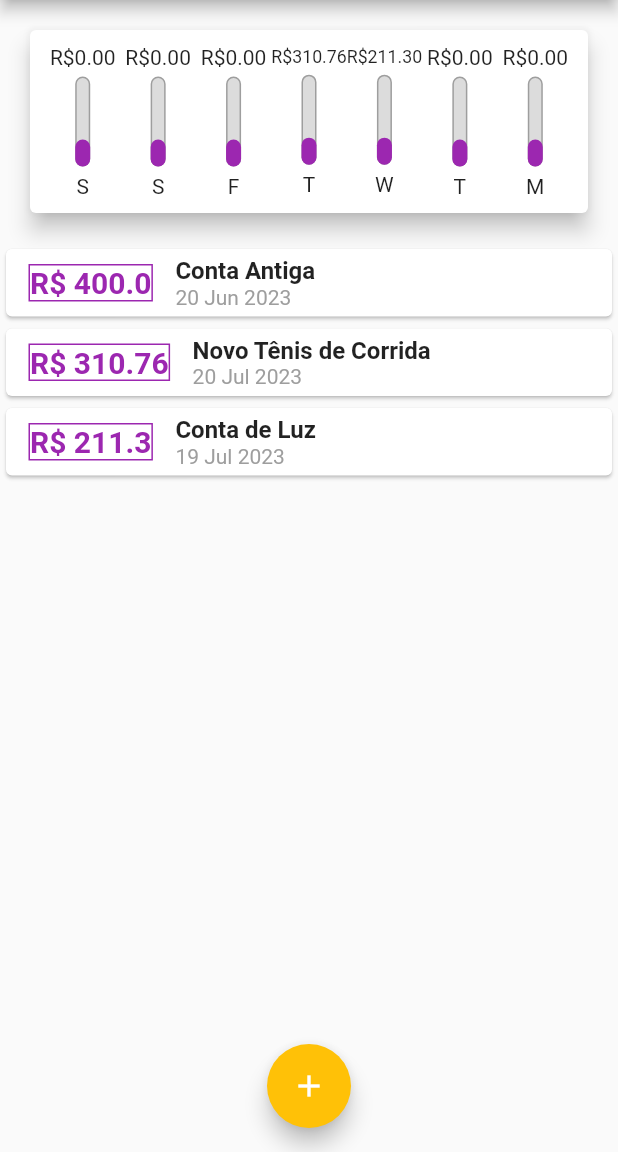
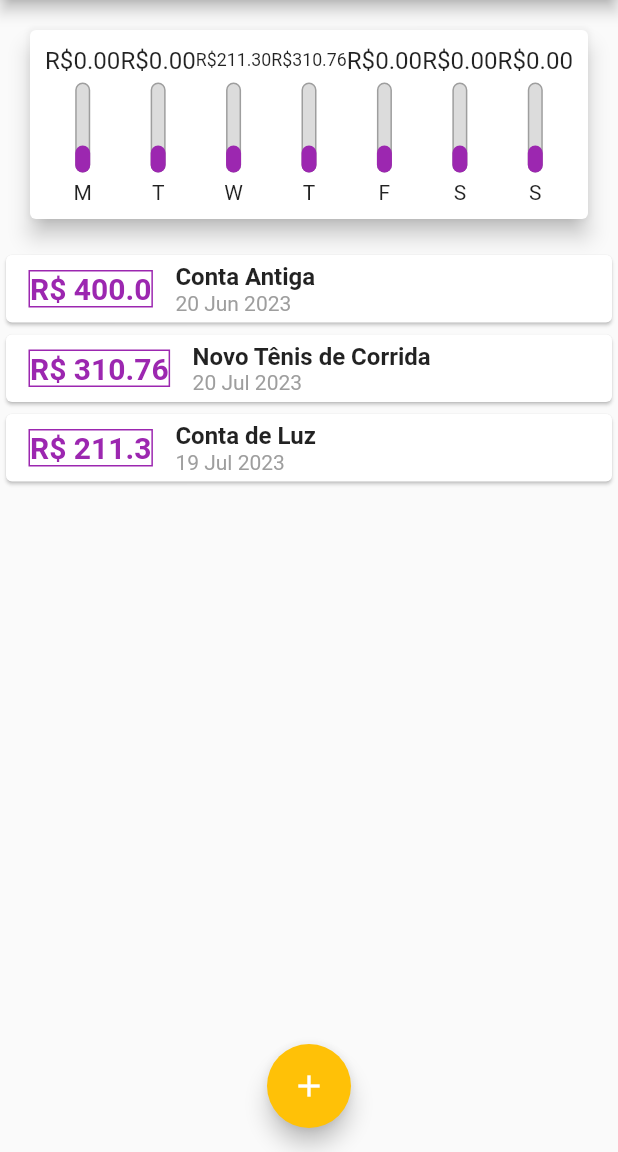
Before and after one commit to KaremSouza12/expenses, a Flutter app: the screen it shows after launch, on a phone screen of 412 x 824 dp, the part 84-1236 px from its top. Run offline on Flutter 3.47's test engine with Material 2 defaults, Android fonts, the phone set to English and light mode, and no system bars.

Commit message:
reverse list days chart

```diff
--- a/lib/components/chart.dart
+++ b/lib/components/chart.dart
@@ -30,7 +30,7 @@ class Chart extends StatelessWidget {
         'day': DateFormat.E().format(weekDay)[0],
         'value': totalSum,
       };
-    });
+    }).reversed.toList();
   }
 
   @override
--- a/lib/components/chart_bar.dart
+++ b/lib/components/chart_bar.dart
@@ -16,7 +16,10 @@ class ChartBar extends StatelessWidget {
   Widget build(BuildContext context) {
     return Column(
       children: [
-        FittedBox(child: Text('R\$${value!.toStringAsFixed(2)}')),
+        SizedBox(
+          height: 20,
+          child: FittedBox(child: Text('R\$${value!.toStringAsFixed(2)}')),
+        ),
         const SizedBox(height: 5),
         SizedBox(
           height: 60,
```
